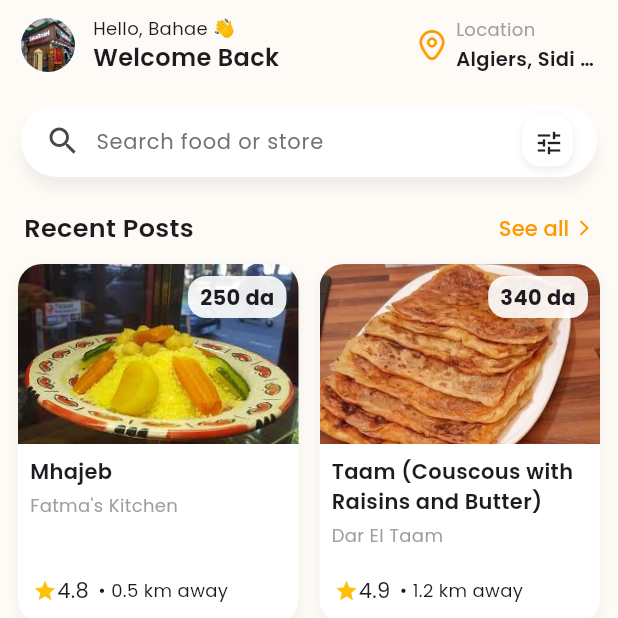
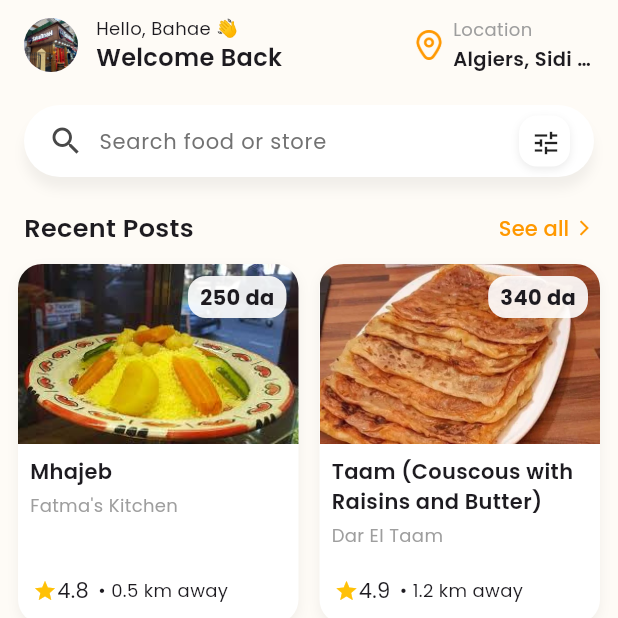
Before and after one commit to scofild18/Makelti_project, a Flutter app: the HomeScreen screen opened by its route, on a phone screen of 412 x 824 dp, the top half of it. Run offline on Flutter 3.47's test engine with Material 3 defaults, Android fonts, the phone set to English and light mode, and no system bars; our stand-ins replace flutter_bloc, flutter_dotenv, go_router, google_fonts, supabase_flutter; accounts and stored records are empty; network calls fail.

Commit message:
fix: fixing small ui issues

```diff
--- a/frontend_2/lib/screens/client_meal_screen.dart
+++ b/frontend_2/lib/screens/client_meal_screen.dart
@@ -162,7 +162,6 @@
                 ),
               ),
 
-              /// ✅ Bottom Floating Buttons
               Positioned(
                 left: 0,
                 right: 0,
@@ -175,7 +174,7 @@
                       children: [
                         Container(
                           padding: const EdgeInsets.symmetric(horizontal: 4),
-                          height: 50,
+                          height: 45,
                           decoration: BoxDecoration(
                             borderRadius: BorderRadius.circular(30),
                             border:
@@ -213,7 +212,7 @@
 
                         Expanded(
                           child: Container(
-                            height: 50,
+                            height: 45,
                             decoration: BoxDecoration(
                               color: const Color(0xffe97844),
                               borderRadius: BorderRadius.circular(52),
--- a/frontend_2/lib/screens/home_screen.dart
+++ b/frontend_2/lib/screens/home_screen.dart
@@ -94,7 +94,7 @@
         children: [
           const SizedBox(height: 8),
            Padding(
-            padding: const EdgeInsets.symmetric(horizontal: 12),
+            padding: const EdgeInsets.symmetric(horizontal: 14),
             child: Container(
               decoration:  BoxDecoration(
                 borderRadius: BorderRadius.circular(12)
```
Also changed, not shown: 2 other files.
